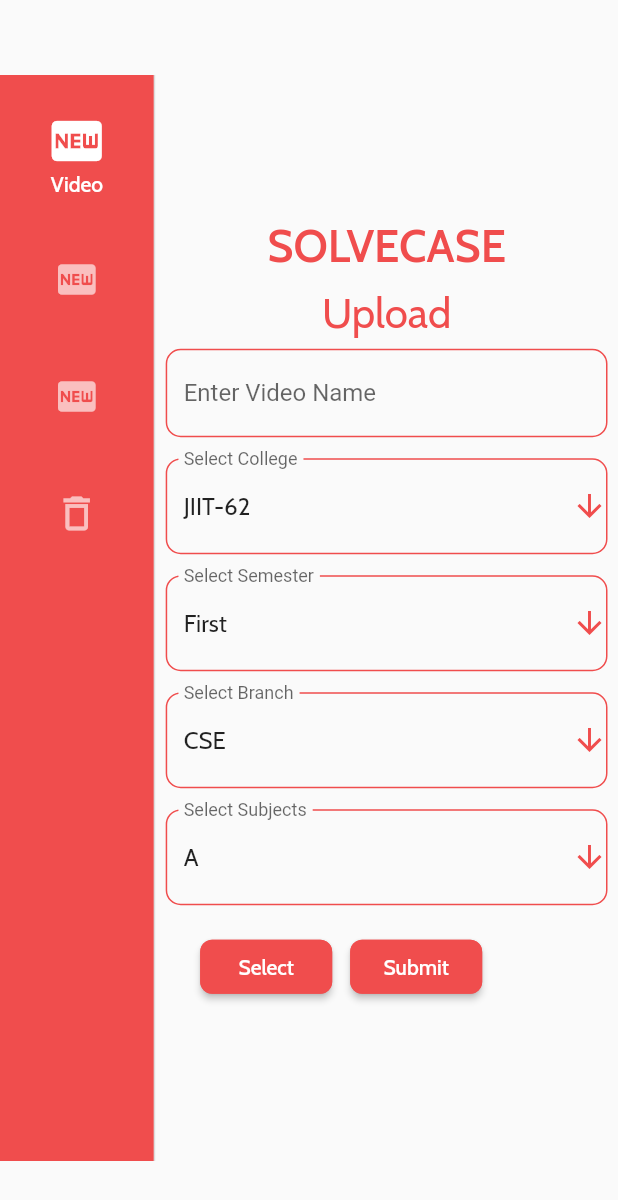
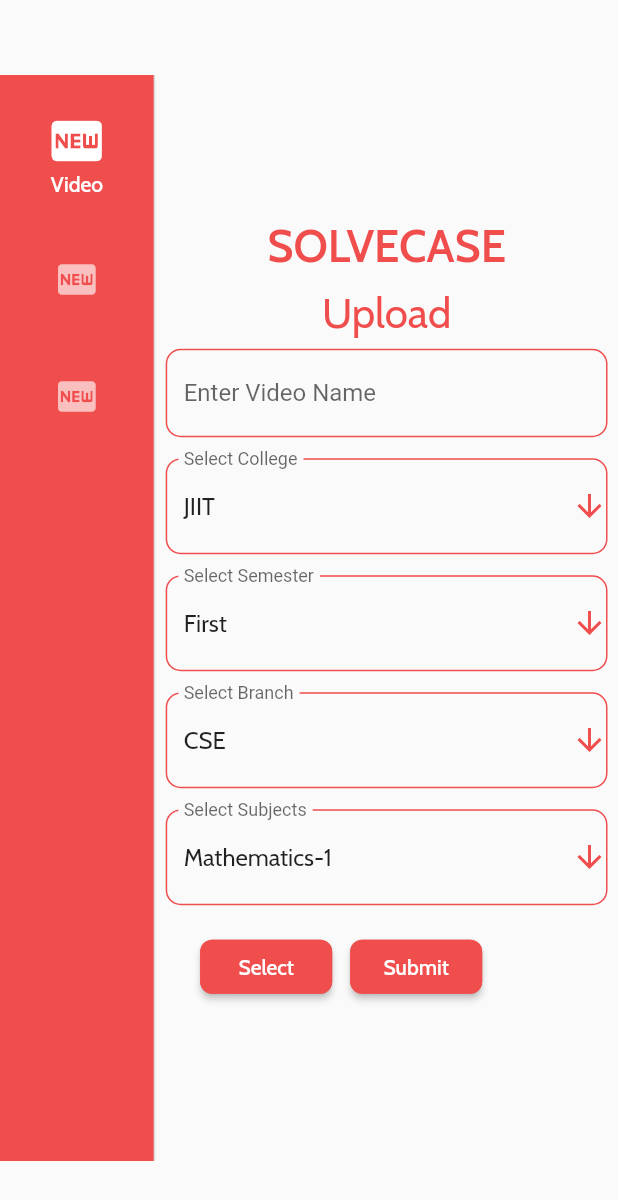
Before and after one commit to axactstudios/fluttersolvecaseuploader, a Flutter app: the screen it shows after launch, on a phone screen of 412 x 824 dp. Shown: the top 1200 px of the screen. Run offline on Flutter 3.47's test engine with Material 2 defaults, Android fonts, the phone set to English and light mode, and no system bars; our stand-ins replace file_picker, firebase_database, firebase_storage, fluttertoast, image_picker; accounts and stored records are empty; project files that could hold a hidden picture were left out.

Commit message:
subjects uploaded jiit name done upload video link left

```diff
--- a/lib/UploadVideo.dart
+++ b/lib/UploadVideo.dart
@@ -21,61 +21,77 @@ class _UploadVideoState extends State<UploadVideo> {
     "Second",
     "Third",
   ];
-  final College = ['JIIT-62', 'JIIT-128'];
+  final College = ['JIIT', 'JIIT-128'];
   final listOfSubjects1Cse = [
-    "A",
-    "B",
-    "C",
-    "D",
+    'Mathematics-1',
+    'Physics-1 ',
+    'SDF-1',
+    'English',
+    'Physics Lab-1 ',
+    'SDF LAB -1',
+    'EDD'
   ];
   final listOfSubjects2Cse = [
-    "E",
-    "F",
-    "G",
-    "H",
+    "Mathematics-2",
+    "Physics-2",
+    "Electrical Science-I",
+    "SDF-2",
+    "Physics Lab-2",
+    "Electrical Science Lab-I",
+    "SDF LAB-2",
+    "Workshop"
   ];
   final listOfSubjects3Cse = [
-    "I",
-    "J",
-    "K",
-    "L",
+    "Database Systems and Web",
+    "Data Structures",
+    "Data Structures Lab",
+    "Database Systems and Web Lab",
+    "Electrical Science-II",
+    "Electrical Science Lab-II ",
+    "Theoretical Foundations of Computer Science",
+    "Economics"
   ];
 
-  final listOfSubjects1Ece = [
-    "M",
-    "N",
-    "O",
-    "P",
-  ];
-  final listOfSubjects2Ece = [
-    "Q",
-    "R",
-    "S",
-    "T",
-  ];
   final listOfSubjects3Ece = [
-    "U",
-    "V",
-    "W",
-    "X",
+    "Probability and Random Processes",
+    "Signals & Systems",
+    "Analogue Electronics",
+    "Environmental Science",
+    "Signals & Systems Lab",
+    "Analogue Electronics Lab",
+    "Electrical Science-II ",
+    "Electrical Science Lab-II",
+    "Economics"
   ];
   final listOfSubjects1Bt = [
-    "Y",
-    "Z",
-    "Z1",
-    "Z2",
+    "Basic Mathematics-1",
+    "Physics for Biotechnology",
+    "FOCP-1",
+    "English",
+    "Physics Lab-1",
+    "Computer Programming Lab-I",
+    "Workshop"
   ];
   final listOfSubjects2Bt = [
-    "Z3",
-    "Z4",
-    "Z5",
-    "Z6",
+    "Basic Mathematics-2",
+    "Biophysical Techniques",
+    "Electrical Science-I",
+    "FOCP-2",
+    "Basic Bioscience Lab",
+    "Electrical Science Lab-I",
+    "Computer Programming Lab-II",
+    "EDD"
   ];
   final listOfSubjects3Bt = [
-    "Z7",
-    "Z8",
-    "Z9",
-    "Z10",
+    "Probability and Statistics",
+    "Biochemistry",
+    "Thermodynamics and Chemical Processes ",
+    "Environmental Science",
+    "Biochemical Techniques Lab",
+    "Thermodynamics and Chemical Processes Lab",
+    "Electrical Science-II",
+    "Electrical Science Lab-II",
+    "Economics"
   ];
   String fileType = '';
   File file;
@@ -86,14 +102,22 @@ class _UploadVideoState extends State<UploadVideo> {
 
   final Branches = ['CSE', 'ECE', 'BT'];
   String dropdownValue1 = 'First';
-  String dropdownValue3 = 'JIIT-62';
+  String dropdownValue3 = 'JIIT';
   final nameController = TextEditingController();
   final ageController = TextEditingController();
   final quantity = TextEditingController();
   final dbRef = FirebaseDatabase.instance.reference();
   String dropdownValue2 = 'CSE';
-  List<String> temp = ['A', 'B', 'C', 'D'];
-  String DropdownValuesub = 'A';
+  List<String> temp = [
+    'Mathematics-1',
+    'Physics-1 ',
+    'SDF-1',
+    'English',
+    'Physics Lab-1 ',
+    'SDF LAB -1',
+    'EDD'
+  ];
+  String DropdownValuesub = 'Mathematics-1';
   Future<void> _uploadFile(File file, String filename) async {
     StorageReference storageReference;
 
@@ -235,7 +259,7 @@ class _UploadVideoState extends State<UploadVideo> {
                       DropdownValuesub = temp[0];
                     }
                     if (dropdownValue1 == 'First' && dropdownValue2 == 'ECE') {
-                      temp = listOfSubjects1Ece;
+                      temp = listOfSubjects1Cse;
                       DropdownValuesub = temp[0];
                     }
                     if (dropdownValue1 == 'First' && dropdownValue2 == 'BT') {
@@ -247,7 +271,7 @@ class _UploadVideoState extends State<UploadVideo> {
                       DropdownValuesub = temp[0];
                     }
                     if (dropdownValue1 == 'Second' && dropdownValue2 == 'ECE') {
-                      temp = listOfSubjects2Ece;
+                      temp = listOfSubjects2Cse;
                       DropdownValuesub = temp[0];
                     }
                     if (dropdownValue1 == 'Second' && dropdownValue2 == 'BT') {
@@ -309,7 +333,7 @@ class _UploadVideoState extends State<UploadVideo> {
                       DropdownValuesub = temp[0];
                     }
                     if (dropdownValue1 == 'First' && dropdownValue2 == 'ECE') {
-                      temp = listOfSubjects1Ece;
+                      temp = listOfSubjects1Cse;
                       DropdownValuesub = temp[0];
                     }
                     if (dropdownValue1 == 'First' && dropdownValue2 == 'BT') {
@@ -321,7 +345,7 @@ class _UploadVideoState extends State<UploadVideo> {
                       DropdownValuesub = temp[0];
                     }
                     if (dropdownValue1 == 'Second' && dropdownValue2 == 'ECE') {
-                      temp = listOfSubjects2Ece;
+                      temp = listOfSubjects2Cse;
                       DropdownValuesub = temp[0];
                     }
                     if (dropdownValue1 == 'Second' && dropdownValue2 == 'BT') {
--- a/lib/main.dart
+++ b/lib/main.dart
@@ -7,7 +7,6 @@ import 'package:fluttertoast/fluttertoast.dart';
 import 'package:image_picker/image_picker.dart';
 import 'package:path/path.dart';
 import 'package:fluttersolvecaseuploader/constants.dart';
-import 'package:fluttersolvecaseuploader/Delete.dart';
 import 'package:fluttersolvecaseuploader/UploadSolution.dart';
 import 'package:fluttersolvecaseuploader/UploadStudyMaterial.dart';
 import 'package:fluttersolvecaseuploader/UploadVideo.dart';
@@ -38,6 +37,7 @@ class _MyStatefulWidgetState extends State<MyStatefulWidget> {
   @override
   Widget build(BuildContext context) {
     return Scaffold(
+      resizeToAvoidBottomInset: false,
       body: Padding(
         padding: EdgeInsets.symmetric(vertical: 50),
         child: Row(
@@ -51,7 +51,6 @@ class _MyStatefulWidgetState extends State<MyStatefulWidget> {
                   if (_selectedIndex == 0) task = 'Upload New Video';
                   if (_selectedIndex == 1) task = 'Upload New Solution';
                   if (_selectedIndex == 2) task = 'Upload Material';
-                  if (_selectedIndex == 3) task = 'Delete';
                 });
               },
               labelType: NavigationRailLabelType.selected,
@@ -104,22 +103,6 @@ class _MyStatefulWidgetState extends State<MyStatefulWidget> {
                     style: TextStyle(fontFamily: 'Cabin', color: Colors.white),
                   ),
                 ),
-                NavigationRailDestination(
-                  icon: Icon(
-                    Icons.delete_outline,
-                    color: Colors.white,
-                    size: 30,
-                  ),
-                  selectedIcon: Icon(
-                    Icons.delete,
-                    color: Colors.white,
-                    size: 40,
-                  ),
-                  label: Text(
-                    'Delete',
-                    style: TextStyle(fontFamily: 'Cabin', color: Colors.white),
-                  ),
-                ),
               ],
             ),
             VerticalDivider(thickness: 1, width: 1),
@@ -153,8 +136,6 @@ class _MyStatefulWidgetState extends State<MyStatefulWidget> {
                       UploadSolution()
                     else if (_selectedIndex == 2)
                       UploadStudyMaterial()
-                    else if (_selectedIndex == 3)
-                      Delete()
                   ]),
             ),
           ],
```
Also changed, not shown: lib/Delete.dart (deleted, +0 -11 lines), lib/UploadSolution.dart (+72 -48 lines), lib/UploadStudyMaterial.dart (+72 -48 lines).
